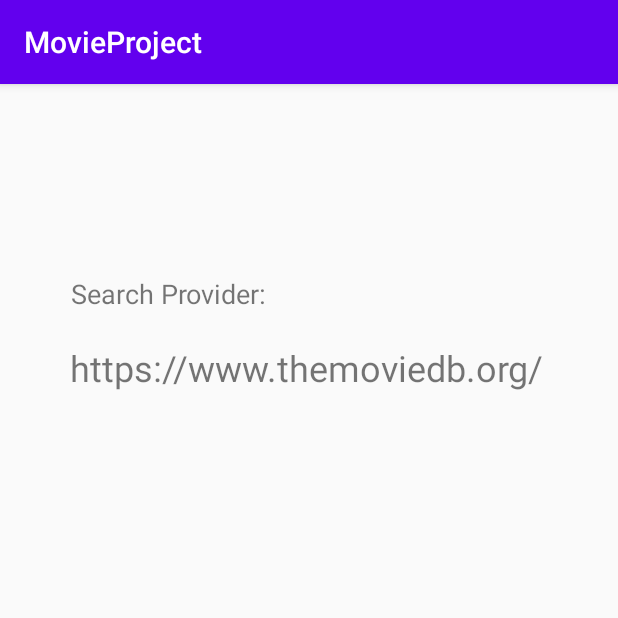
After one commit to PrettyPrintSpaghettiCode/movieproject, an Android app: the InfoActivity screen opened directly, with no data from a screen before it, on a phone screen of 412 x 824 dp, the top half of it. The commit adds this screen. Run offline under Robolectric (Android 15) with nearby library versions, the phone set to English and light mode, and no system bars.

Commit message:
info activity

```diff
--- a/app/src/main/AndroidManifest.xml
+++ b/app/src/main/AndroidManifest.xml
@@ -14,7 +14,8 @@
         android:roundIcon="@mipmap/ic_launcher_round"
         android:supportsRtl="true"
         android:theme="@style/AppTheme">
-        <activity android:name=".ConfigActivity"></activity>
+        <activity android:name=".InfoActivity"></activity>
+        <activity android:name=".ConfigActivity" />
         <activity android:name=".ResultDisplayActivity" />
         <activity android:name=".MainActivity">
             <intent-filter>
--- /dev/null
+++ b/app/src/main/java/com/thalesgroup/movieproject/InfoActivity.java
@@ -0,0 +1,14 @@
+package com.thalesgroup.movieproject;
+
+import androidx.appcompat.app.AppCompatActivity;
+
+import android.os.Bundle;
+
+public class InfoActivity extends AppCompatActivity {
+
+    @Override
+    protected void onCreate(Bundle savedInstanceState) {
+        super.onCreate(savedInstanceState);
+        setContentView(R.layout.activity_info);
+    }
+}
--- a/app/src/main/java/com/thalesgroup/movieproject/MainActivity.java
+++ b/app/src/main/java/com/thalesgroup/movieproject/MainActivity.java
@@ -47,6 +47,10 @@ public class MainActivity extends AppCompatActivity implements IRestApiListener
         this.startActivity(new Intent(this, ConfigActivity.class));
     }
 
+    public void onButtonInfoClick(View view) {
+        this.startActivity(new Intent(this, InfoActivity.class));
+    }
+
     /**
      * Implement IRestApiListener method.
      * @param jsonObject result from AsyncTask
--- /dev/null
+++ b/app/src/main/res/layout/activity_info.xml
@@ -0,0 +1,34 @@
+<?xml version="1.0" encoding="utf-8"?>
+<androidx.constraintlayout.widget.ConstraintLayout xmlns:android="http://schemas.android.com/apk/res/android"
+    xmlns:app="http://schemas.android.com/apk/res-auto"
+    xmlns:tools="http://schemas.android.com/tools"
+    android:layout_width="match_parent"
+    android:layout_height="match_parent"
+    tools:context=".InfoActivity">
+
+    <TextView
+        android:id="@+id/textCredit"
+        android:layout_width="wrap_content"
+        android:layout_height="wrap_content"
+        android:text="https://www.themoviedb.org/"
+        android:textSize="24sp"
+        app:layout_constraintBottom_toBottomOf="parent"
+        app:layout_constraintEnd_toEndOf="parent"
+        app:layout_constraintHorizontal_bias="0.484"
+        app:layout_constraintStart_toStartOf="parent"
+        app:layout_constraintTop_toBottomOf="@+id/textInfo"
+        app:layout_constraintVertical_bias="0.036" />
+
+    <TextView
+        android:id="@+id/textInfo"
+        android:layout_width="wrap_content"
+        android:layout_height="wrap_content"
+        android:text="Search Provider:"
+        android:textSize="18sp"
+        app:layout_constraintBottom_toBottomOf="parent"
+        app:layout_constraintEnd_toEndOf="parent"
+        app:layout_constraintHorizontal_bias="0.168"
+        app:layout_constraintStart_toStartOf="parent"
+        app:layout_constraintTop_toTopOf="parent"
+        app:layout_constraintVertical_bias="0.171" />
+</androidx.constraintlayout.widget.ConstraintLayout>
```
Also changed, not shown: app/src/main/res/layout/activity_main.xml (+14 -1 lines).
